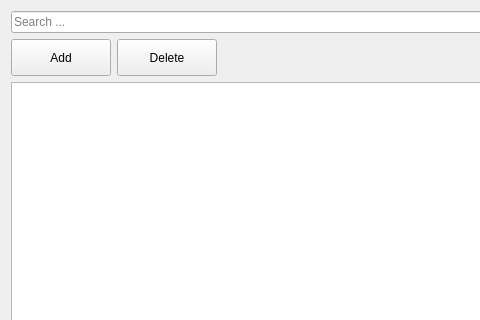
Before: the Qt Designer form ui/employeeView.ui in olk90/shift, drawn with Qt 5; both pictures show x 0 to 480 and y 0 to 320 of the 988 by 688 pixel window.
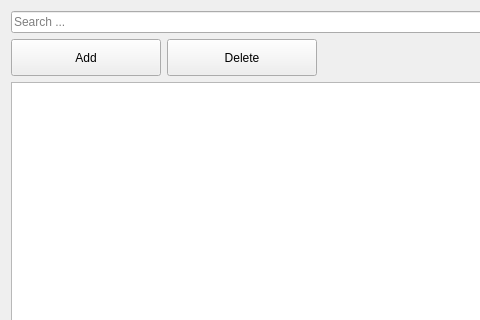
After: the same form once the commit is applied.

Commit message:
added repeating off day dialog
- translations not yet complete!

The edit to the form file:
```diff
--- a/ui/employeeView.ui
+++ b/ui/employeeView.ui
@@ -35,7 +35,7 @@
         <widget class="QPushButton" name="addButton">
          <property name="minimumSize">
           <size>
-           <width>100</width>
+           <width>150</width>
            <height>37</height>
           </size>
          </property>
@@ -48,7 +48,7 @@
         <widget class="QPushButton" name="deleteButton">
          <property name="minimumSize">
           <size>
-           <width>100</width>
+           <width>150</width>
            <height>37</height>
           </size>
          </property>
```
The commit also changes 7 other files.
